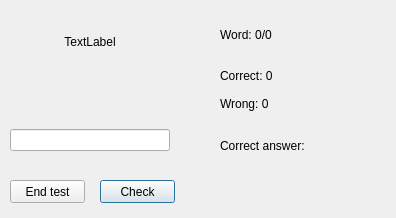
This is testdialog.ui in szledak/EasyLearning as Qt 5 draws it before an edit. The edited form follows.
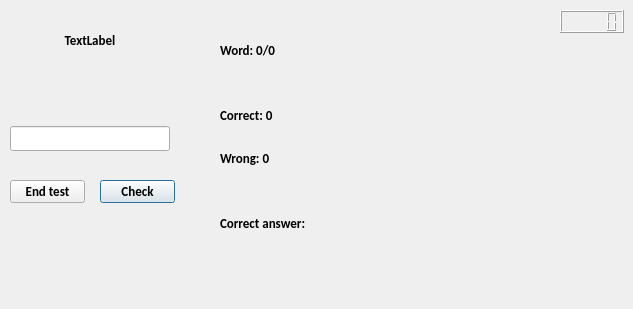
This is the edited form.

Commit message: Add LCD Number Widget without functionality

```diff
--- a/testdialog.ui
+++ b/testdialog.ui
@@ -6,10 +6,18 @@
    <rect>
     <x>0</x>
     <y>0</y>
-    <width>396</width>
-    <height>218</height>
+    <width>633</width>
+    <height>309</height>
    </rect>
   </property>
+  <property name="font">
+   <font>
+    <family>Calibri</family>
+    <pointsize>10</pointsize>
+    <weight>75</weight>
+    <bold>true</bold>
+   </font>
+  </property>
   <property name="windowTitle">
    <string>Dialog</string>
   </property>
@@ -59,9 +67,9 @@
       </property>
       <property name="font">
        <font>
-        <weight>50</weight>
+        <weight>75</weight>
         <italic>false</italic>
-        <bold>false</bold>
+        <bold>true</bold>
         <strikeout>false</strikeout>
         <kerning>true</kerning>
        </font>
@@ -91,7 +99,14 @@
      </widget>
     </item>
     <item>
-     <widget class="QLineEdit" name="edtAnswer"/>
+     <widget class="QLineEdit" name="edtAnswer">
+      <property name="font">
+       <font>
+        <weight>50</weight>
+        <bold>false</bold>
+       </font>
+      </property>
+     </widget>
     </item>
    </layout>
   </widget>
@@ -101,7 +116,7 @@
      <x>220</x>
      <y>10</y>
      <width>160</width>
-     <height>191</height>
+     <height>285</height>
     </rect>
    </property>
    <layout class="QVBoxLayout" name="verticalLayout_3">
@@ -155,6 +170,16 @@
     </item>
    </layout>
   </widget>
+  <widget class="QLCDNumber" name="lcdNumber">
+   <property name="geometry">
+    <rect>
+     <x>560</x>
+     <y>10</y>
+     <width>64</width>
+     <height>23</height>
+    </rect>
+   </property>
+  </widget>
  </widget>
  <resources/>
  <connections/>
```
